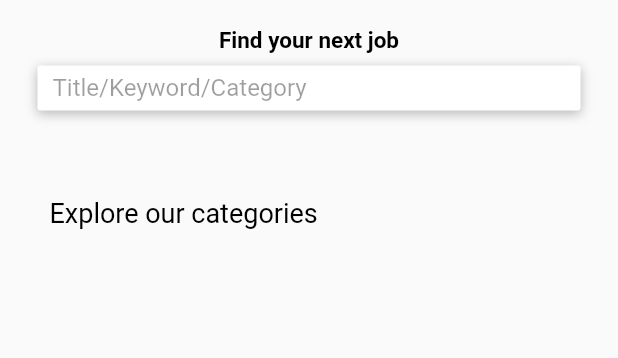
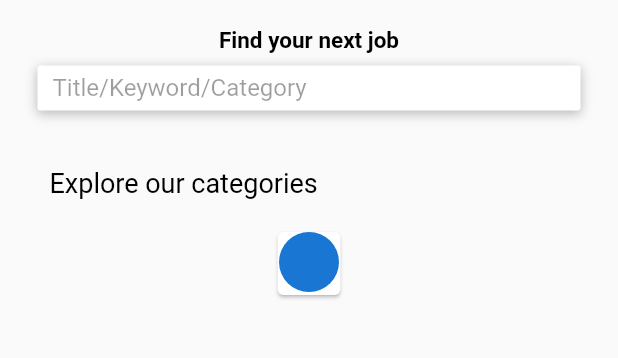
Before and after one commit to zuri-training/student-worker-mobile-10, a Flutter app: the JobMain screen opened directly, on a phone screen of 412 x 824 dp, the part 212-570 px from its top. Run offline on Flutter 3.47's test engine with Material 2 defaults, Android fonts, the phone set to English and light mode, and no system bars; our stand-ins replace google_fonts.

Commit message:
new commit

```diff
--- a/lib/views/screens/jobMain.dart
+++ b/lib/views/screens/jobMain.dart
@@ -77,6 +77,37 @@ class _JobMainstate extends State<JobMain> {
     );
   }
 
+  Widget buildJobCategory() {
+    return Container(
+      child: SingleChildScrollView(
+        scrollDirection: Axis.horizontal,
+        child: Row(
+          children: <Widget> [
+            jobCategory(),
+          ],
+        ),
+      ),
+    );
+  }
+
+  Widget jobCategory() {
+    return SizedBox(
+      width: 50,
+      height: 50,
+      child: Card(
+        child: Column(
+          mainAxisSize: MainAxisSize.min,
+          crossAxisAlignment: CrossAxisAlignment.center,
+          children:<Widget> [
+            CircleAvatar(),
+            Text(''),
+          ],
+        ),
+      ),
+    );
+  }
+
+
 
   @override
   Widget build(BuildContext context) {
@@ -109,8 +140,10 @@ class _JobMainstate extends State<JobMain> {
                       buildJob(),
                       //SizedBox(height: 1.0),
                       buildSearch(),
-                      SizedBox(height: 50),
+                      SizedBox(height: 30),
                       buildExplore(),
+                      SizedBox(height:10),
+                      buildJobCategory(),
                     ],
                   ),
                 ),
```
